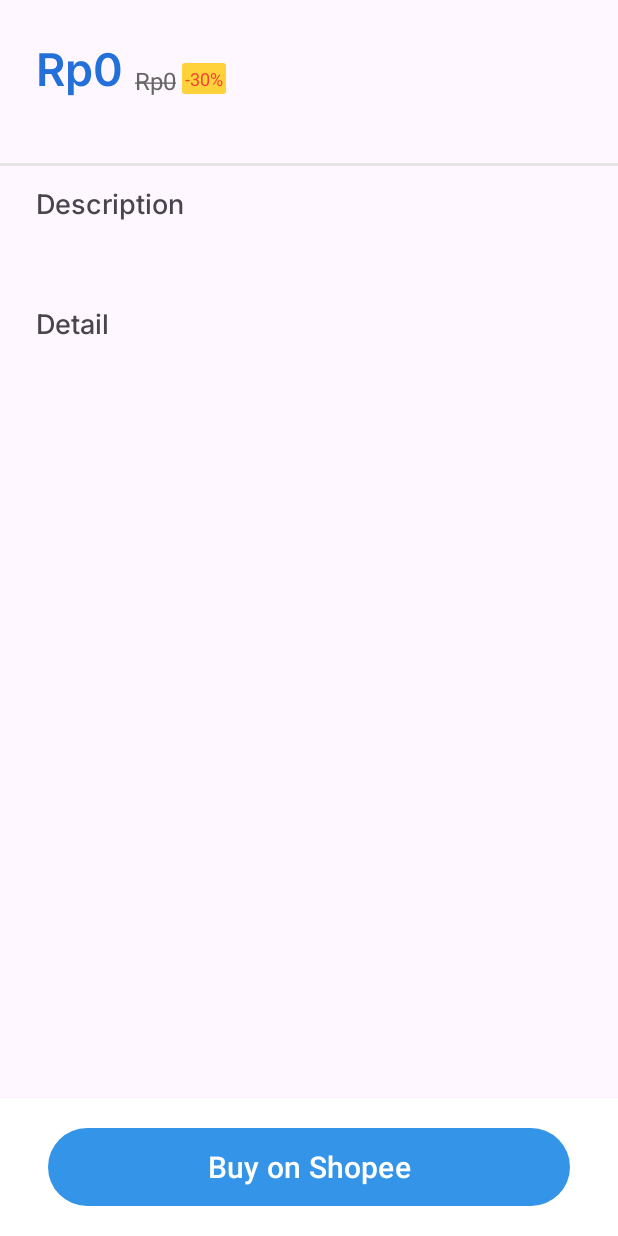
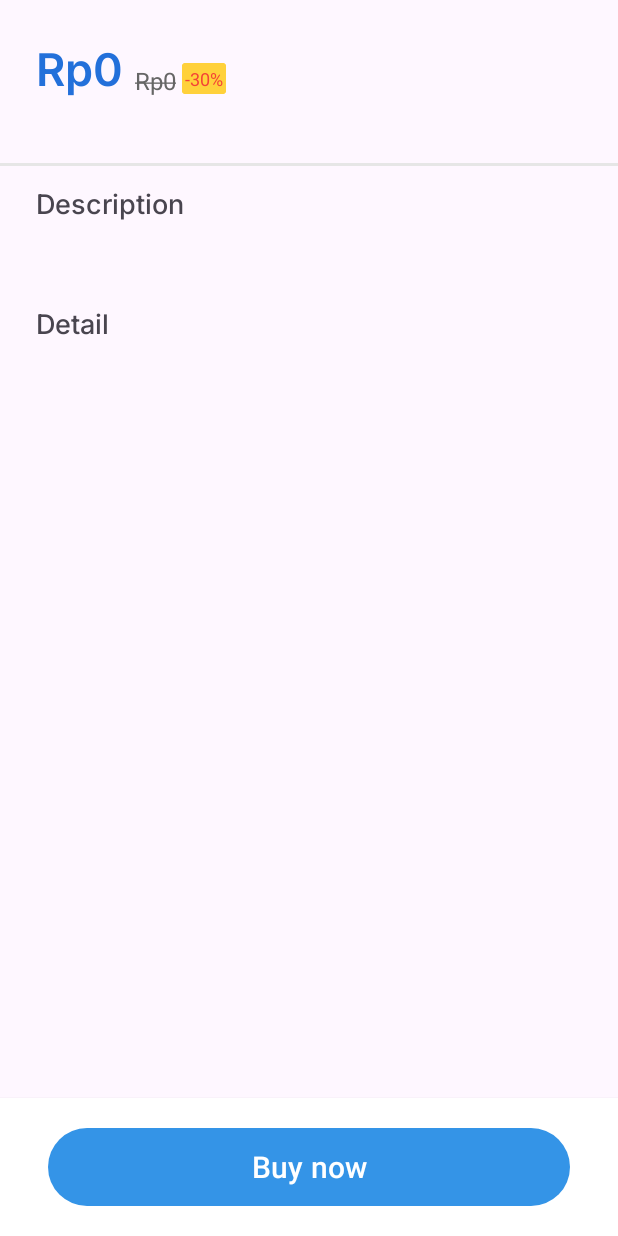
Before and after one commit to nandaadyatma/rekanikan-mobile, an Android app: the ProductDetailActivity screen opened directly, with no data from a screen before it, on a phone screen of 412 x 824 dp. Run offline under Robolectric (Android 15) with nearby library versions, the phone set to English and light mode, and no system bars.

Commit message:
string updates

```diff
--- a/app/src/main/java/com/example/rekanikan/data/dummy/ScanResultData.kt
+++ b/app/src/main/java/com/example/rekanikan/data/dummy/ScanResultData.kt
@@ -80,7 +80,7 @@ public object ScanResultData {
             speciesName = "Carassius auratus",
             habitate = "Freshwater",
             food = "Pellets, mosquito larvae, silk worms",
-            charasteristic = "- Active and friendly\n\n" +
+            charasteristic = "- Active and friendly\n" +
                     "- Can coexist with other fish\n" +
                     "- Long and slender body shape",
             treatment = "- Water temperature: 22-27 degrees Celsius\n" +
--- a/app/src/main/res/values/strings.xml
+++ b/app/src/main/res/values/strings.xml
@@ -42,7 +42,7 @@
     <string name="tap_to_edit">Tap to edit</string>
     <string name="open_camera">Open Camera</string>
     <string name="scan">Scan</string>
-    <string name="buy_on_shoppee">Buy on Shopee</string>
+    <string name="buy_on_shoppee">Buy now</string>
     <string name="recent_feeding_history">Recent feeding history</string>
     <string name="promor_information">Promo and information</string>
     <string name="have_no_account">Don\'t have an account? </string>
```
Also changed, not shown: 1 other file.
